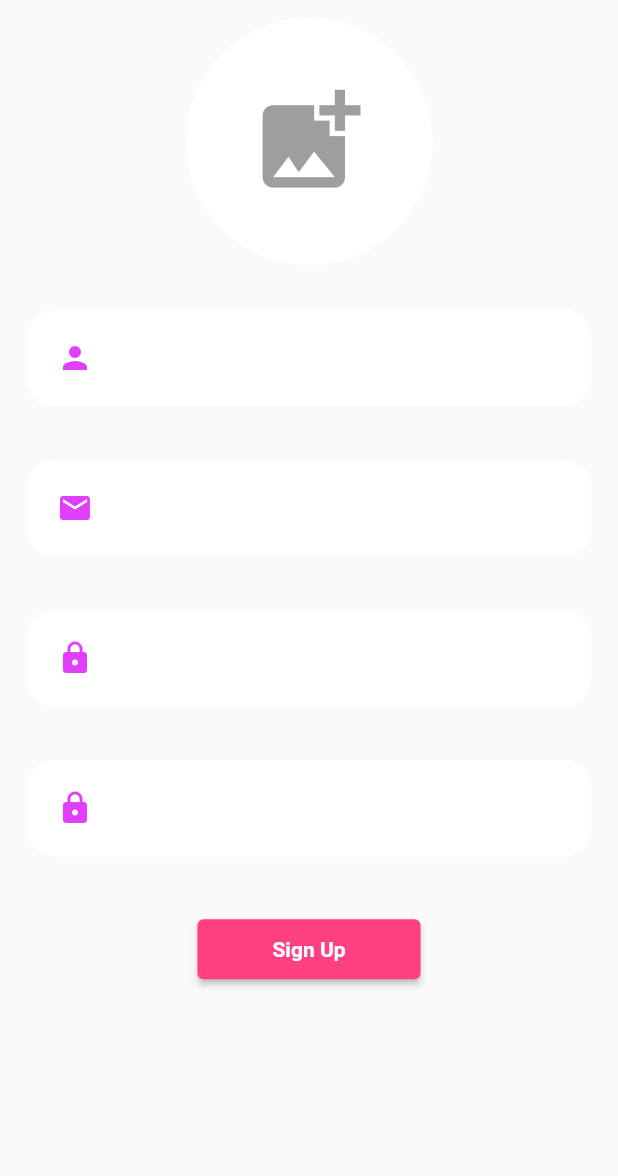
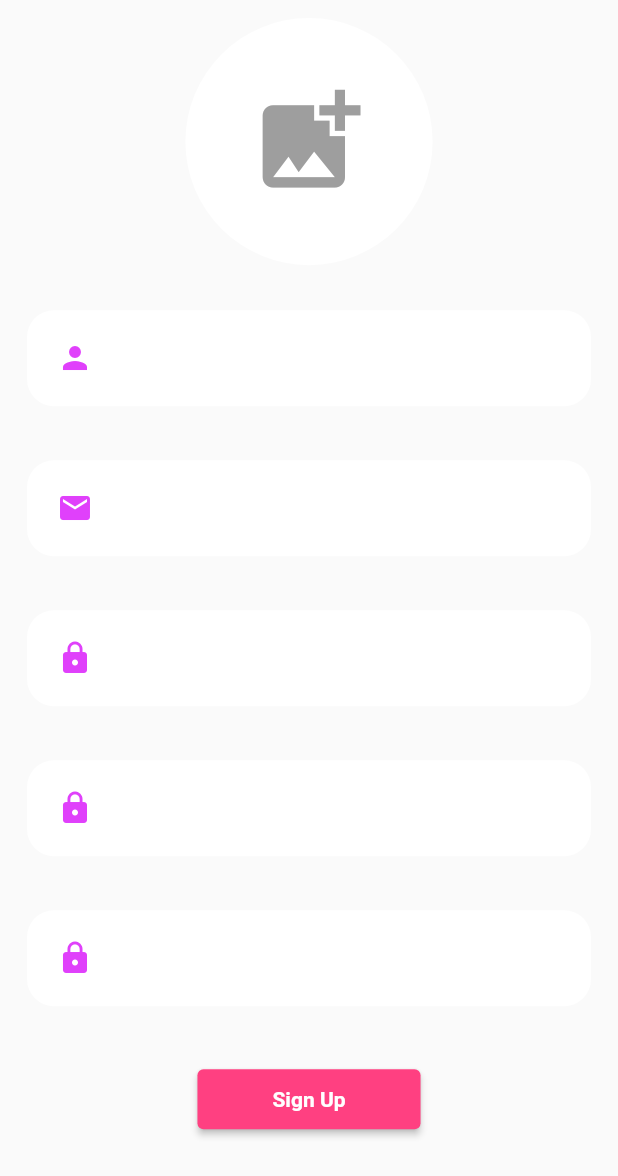
Before and after one commit to Devsaci/sellers_app, a Flutter app: the RegistrationTabPage widget shown alone on an empty page, opened directly, on a phone screen of 412 x 824 dp. Shown: the top 1176 px of the screen. Run offline on Flutter 3.47's test engine with Material 2 defaults, Android fonts, the phone set to English and light mode, and no system bars; our stand-ins replace cloud_firestore, firebase_auth, firebase_core, firebase_storage, fluttertoast, image_picker and 1 more; accounts and stored records are empty.

```diff
--- a/lib/authScreens/registration_tab_page.dart
+++ b/lib/authScreens/registration_tab_page.dart
@@ -25,6 +25,7 @@ class _RegistrationTabPageState extends State<RegistrationTabPage> {
   TextEditingController confirmPasswordTextEditingController =
       TextEditingController();
   TextEditingController phoneTextEditingController = TextEditingController();
+
   GlobalKey<FormState> formKey = GlobalKey<FormState>();
   String downloadUrlImage = "";
 
@@ -215,6 +216,14 @@ class _RegistrationTabPageState extends State<RegistrationTabPage> {
                     isObsecre: true,
                     enabled: true,
                   ),
+                  //phone
+                  CustomTextField(
+                    textEditingController: phoneTextEditingController,
+                    iconData: Icons.lock,
+                    hintText: "Phone",
+                    isObsecre: false,
+                    enabled: true,
+                  ),
 
                   const SizedBox(
                     height: 20,
```
